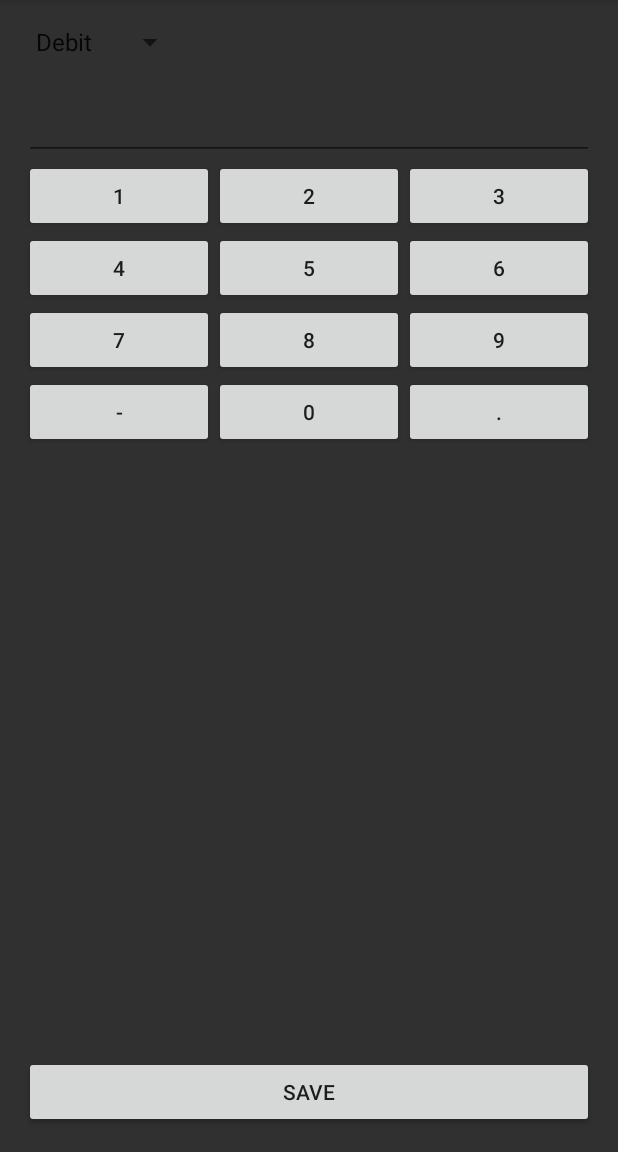
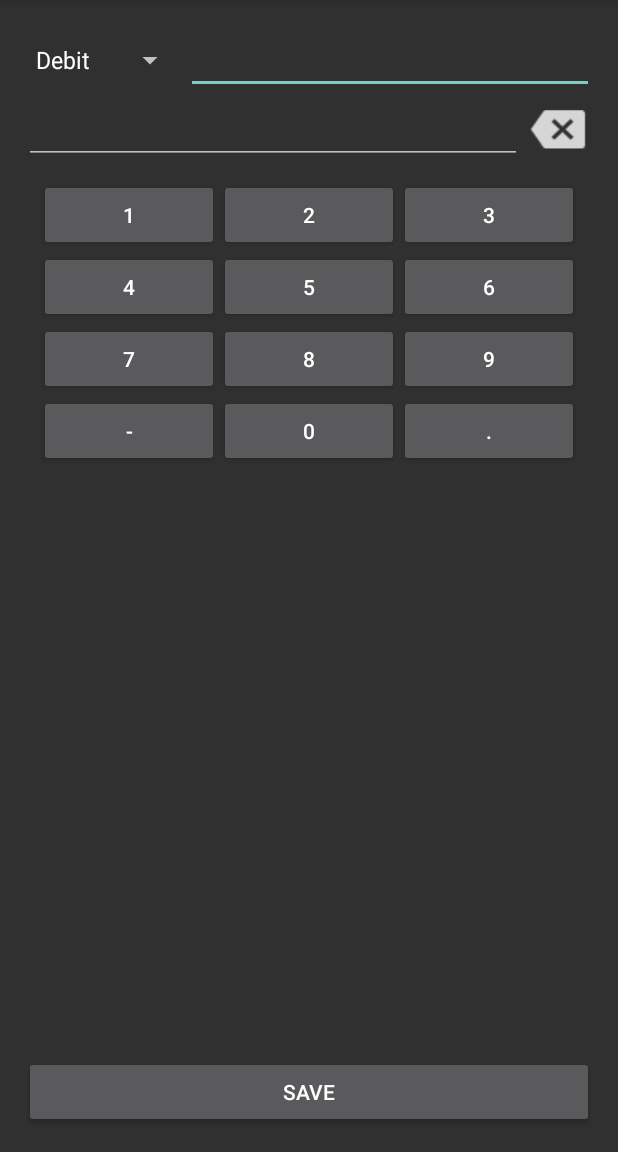
Before and after one commit to vishwasmdamle/QuickNote, an Android app: the screen it shows after launch (Exp), after a tap on "SAVE", on a phone screen of 412 x 824 dp, the part 84-1236 px from its top. Run offline under Robolectric (Android 15) with nearby library versions, the phone set to English and light mode, and no system bars.

Commit message:
QuickNote : Added models, service and repository to store entry in SQL databae. Styling of UI, input validations.

```diff
--- a/app/build.gradle
+++ b/app/build.gradle
@@ -23,4 +23,5 @@ dependencies {
     compile fileTree(dir: 'libs', include: ['*.jar'])
     compile 'com.android.support:appcompat-v7:22.0.0'
     compile 'com.android.support:gridlayout-v7:22.0.0'
+    compile 'joda-time:joda-time:2.2'
 }
--- a/app/src/main/java/com/example/vishwasdamle/quicknote/activities/Exp.java
+++ b/app/src/main/java/com/example/vishwasdamle/quicknote/activities/Exp.java
@@ -1,5 +1,6 @@
 package com.example.vishwasdamle.quickNote.activities;
 
+import android.content.res.ColorStateList;
 import android.support.v7.app.ActionBarActivity;
 import android.os.Bundle;
 import android.view.Menu;
@@ -12,21 +13,34 @@ import android.widget.EditText;
 import android.widget.GridView;
 import android.widget.MultiAutoCompleteTextView;
 import android.widget.Spinner;
+import android.widget.TextView;
+import android.widget.Toast;
 
 import com.example.vishwasdamle.quickNote.adaptors.ButtonAdaptor;
 import com.example.vishwasdamle.quickNote.R;
+import com.example.vishwasdamle.quickNote.model.ExpenseEntry;
+import com.example.vishwasdamle.quickNote.model.ExpenseType;
+import com.example.vishwasdamle.quickNote.service.ExpenseService;
+
+import java.util.ArrayList;
 
 import static android.widget.AdapterView.*;
 
 
-public class
-        Exp extends ActionBarActivity {
+public class Exp extends ActionBarActivity {
+
+    public static final String REGEX_DOUBLE = "[-+]?[0-9]*\\.?[0-9]+";
+    ExpenseService expenseService;
+
+    public Exp() {
+        this.expenseService = new ExpenseService(this);
+    }
 
     @Override
     protected void onCreate(Bundle savedInstanceState) {
         super.onCreate(savedInstanceState);
         setContentView(R.layout.activity_exp);
-        Spinner spinner = (Spinner) findViewById(R.id.transactionType);
+        Spinner spinner = (Spinner) findViewById(R.id.expenseType);
         GridView gridView = (GridView) findViewById(R.id.numPad);
         MultiAutoCompleteTextView description = (MultiAutoCompleteTextView) findViewById(R.id.description);
         initSpinner(spinner);
@@ -42,14 +56,14 @@ public class
             @Override
             public void onItemClick(AdapterView<?> adapterView, View view, int i, long l) {
                 EditText amount = (EditText) findViewById(R.id.amount);
-                amount.setText(amount.getText().toString() + ((Button)view.findViewById(R.id.numPadKey)).getText());
+                amount.setText(amount.getText().toString() + ((Button) view.findViewById(R.id.numPadKey)).getText());
             }
         };
         gridView.setOnItemClickListener(numPadListener);
     }
 
     private void setupAutoCompleteSuggestions(final MultiAutoCompleteTextView description) {
-        String[] descriptions = new String[] {"sample1", "sample2", "example1", "example2"};
+        String[] descriptions = new String[]{"sample1", "sample2", "example1", "example2"};
         ArrayAdapter<String> descriptionAdapter = new ArrayAdapter<>(this,
                 android.R.layout.simple_list_item_1, descriptions);
         description.setAdapter(descriptionAdapter);
@@ -64,10 +78,12 @@ public class
     }
 
     private void initSpinner(Spinner spinner) {
-        String[] SpinnerOptions = new String[] {"Debit", "Credit", "Revert"};
+        ArrayList<String> SpinnerOptions = ExpenseType.getStringValues(this);
         ArrayAdapter<String> adapter = new ArrayAdapter<>(this,
-                android.R.layout.simple_spinner_item, SpinnerOptions);
+                android.R.layout.simple_spinner_dropdown_item, SpinnerOptions);
         spinner.setAdapter(adapter);
+        String debitStringValue = getResources().getString(ExpenseType.DEBIT.getStringId());
+        spinner.setSelection(adapter.getPosition(debitStringValue), false);
     }
 
 
@@ -96,6 +112,46 @@ public class
     }
 
     public void save(View view) {
+        ExpenseEntry expenseEntry = generateExpenseEntry();
+        if(expenseEntry == null) {
+            return;
+        }
+        expenseService.save(expenseEntry);
+        ArrayList<ExpenseEntry> expenseEntryArrayList = expenseService.listAll();
+        for(ExpenseEntry expense : expenseEntryArrayList) {
+            System.out.println("expense = " + expense);
+            System.out.println("expense.getPrintable() = " + expense.getPrintable());
+        }
+    }
 
+    private ExpenseEntry generateExpenseEntry() {
+        Spinner expenseType = (Spinner) findViewById(R.id.expenseType);
+        TextView descriptionTextView = (TextView) findViewById(R.id.description);
+        TextView amountTextView = (TextView) findViewById(R.id.amount);
+        Toast toast = Toast.makeText(this, getString(R.string.fieldErrorMessage), Toast.LENGTH_LONG);
+
+        ExpenseType selectedType = ExpenseType.values()[expenseType.getSelectedItemPosition()];
+        String amountString = String.valueOf(amountTextView.getText());
+        Double amount;
+        if(amountString.matches(REGEX_DOUBLE)) {
+            amount = Double.parseDouble(amountString);
+        } else {
+            toast.show();
+            return null;
+        }
+        String description = String.valueOf(descriptionTextView.getText());
+        if(!description.isEmpty()) {
+            description = description.replaceAll("\\s*,\\s*$", "");
+        } else {
+            toast.show();
+            return null;
+        }
+        return new ExpenseEntry(selectedType, amount, description);
+    }
+
+    public void backspace(View view) {
+        EditText amount = (EditText) findViewById(R.id.amount);
+        String text = String.valueOf(amount.getText());
+        if(text.length() > 0) amount.setText(text.substring(0, text.length() - 1));
     }
 }
--- /dev/null
+++ b/app/src/main/java/com/example/vishwasdamle/quicknote/model/ExpenseType.java
@@ -0,0 +1,32 @@
+package com.example.vishwasdamle.quickNote.model;
+
+import android.content.Context;
+
+import com.example.vishwasdamle.quickNote.R;
+
+import java.util.ArrayList;
+
+/**
+ * Created by vishwasdamle on 03/04/15.
+ */
+public enum ExpenseType {
+    CREDIT(R.string.Credit), DEBIT(R.string.Debit), REVERT(R.string.Revert);
+
+    int stringId;
+
+    ExpenseType(int id) {
+        this.stringId = id;
+    }
+
+    public int getStringId() {
+        return stringId;
+    }
+
+    static public ArrayList<String> getStringValues(Context context) {
+        ArrayList<String> stringValues = new ArrayList<>();
+        for (ExpenseType value : ExpenseType.values()) {
+            stringValues.add(context.getResources().getString(value.stringId));
+        }
+        return stringValues;
+    }
+}
--- /dev/null
+++ b/app/src/main/java/com/example/vishwasdamle/quicknote/repository/ExpenseEntryMapper.java
@@ -0,0 +1,73 @@
+package com.example.vishwasdamle.quickNote.repository;
+
+import android.content.ContentValues;
+import android.content.Context;
+import android.database.Cursor;
+import android.database.sqlite.SQLiteDatabase;
+import android.database.sqlite.SQLiteOpenHelper;
+
+import com.example.vishwasdamle.quickNote.model.ExpenseEntry;
+import com.example.vishwasdamle.quickNote.model.ExpenseType;
+
+import org.joda.time.DateTime;
+
+import java.util.ArrayList;
+
+/**
+ * Created by vishwasdamle on 03/04/15.
+ */
+public class ExpenseEntryMapper extends SQLiteOpenHelper {
+    private static final String TABLE_NAME = "ExpenseTable";
+    private static final String TIMESTAMP = "timestamp";
+    private static final String EXPENSE_TYPE = "type";
+    private static final String AMOUNT = "amount";
+    private static final String DESCRIPTION = "description";
+    private static final String DB_NAME = "QuickNote";
+
+    public ExpenseEntryMapper(Context context) {
+        super(context, DB_NAME, null, 1);
+    }
+
+    @Override
+    public void onCreate(SQLiteDatabase sqLiteDatabase) {
+        sqLiteDatabase.execSQL("CREATE TABLE IF NOT EXISTS " + TABLE_NAME + "(" + TIMESTAMP + ", " + EXPENSE_TYPE + ", " + AMOUNT + ", " + DESCRIPTION + ")");
+    }
+
+    @Override
+    public void onUpgrade(SQLiteDatabase sqLiteDatabase, int i, int i2) {
+    }
+
+    public boolean insert(ExpenseEntry expenseEntry) {
+        SQLiteDatabase sqLiteDatabase = getWritableDatabase();
+        ContentValues contentValues = new ContentValues();
+
+        contentValues.put(TIMESTAMP, String.valueOf(expenseEntry.getTimeStamp()));
+        contentValues.put(EXPENSE_TYPE, String.valueOf(expenseEntry.getExpenseType()));
+        contentValues.put(AMOUNT, expenseEntry.getAmount());
+        contentValues.put(DESCRIPTION, expenseEntry.getDescription());
+        return sqLiteDatabase.insert(TABLE_NAME, null, contentValues) != -1;
+
+    }
+
+    public ArrayList<ExpenseEntry> listAll() {
+        SQLiteDatabase sqLiteDatabase = getReadableDatabase();
+        Cursor cursor = sqLiteDatabase.rawQuery("SELECT * FROM " + TABLE_NAME, null);
+        ArrayList<ExpenseEntry> expenseEntryArrayList = new ArrayList<>();
+
+        cursor.moveToFirst();
+        while (!cursor.isAfterLast()) {
+            expenseEntryArrayList.add(
+                    new ExpenseEntry(
+                            DateTime.parse(cursor.getString(cursor.getColumnIndex(TIMESTAMP))),
+                            ExpenseType.valueOf(
+                                    cursor.getString(cursor.getColumnIndex(EXPENSE_TYPE))
+                            ),
+                            cursor.getDouble(cursor.getColumnIndex(AMOUNT)),
+                            cursor.getString(cursor.getColumnIndex(DESCRIPTION))
+                    )
+            );
+            cursor.moveToNext();
+        }
+        return expenseEntryArrayList;
+    }
+}
--- /dev/null
+++ b/app/src/main/java/com/example/vishwasdamle/quicknote/service/ExpenseService.java
@@ -0,0 +1,29 @@
+package com.example.vishwasdamle.quickNote.service;
+
+import android.content.Context;
+
+import com.example.vishwasdamle.quickNote.model.ExpenseEntry;
+import com.example.vishwasdamle.quickNote.repository.ExpenseEntryMapper;
+
+import java.util.ArrayList;
+
+/**
+ * Created by vishwasdamle on 03/04/15.
+ */
+public class ExpenseService {
+    ExpenseEntryMapper expenseEntryMapper;
+    Context context;
+
+    public ExpenseService(Context context) {
+        this.context = context;
+        expenseEntryMapper = new ExpenseEntryMapper(context);
+    }
+
+    public boolean save(ExpenseEntry expenseEntry) {
+        return expenseEntryMapper.insert(expenseEntry);
+    }
+
+    public ArrayList<ExpenseEntry> listAll() {
+        return expenseEntryMapper.listAll();
+    }
+}
--- a/app/src/main/res/layout/activity_exp.xml
+++ b/app/src/main/res/layout/activity_exp.xml
@@ -6,7 +6,8 @@
     android:paddingRight="@dimen/activity_horizontal_margin"
     android:paddingTop="@dimen/activity_vertical_margin"
     android:paddingBottom="@dimen/activity_vertical_margin"
-    android:background="@color/background_material_dark" tools:context=".Exp"
+    android:background="@color/background_material_dark"
+    tools:context=".Exp"
     android:outlineProvider="background"
     android:orientation="vertical"
     android:weightSum="1">
@@ -20,13 +21,16 @@
         <Spinner
             android:layout_width="108dp"
             android:layout_height="wrap_content"
-            android:id="@+id/transactionType" />
+            android:id="@+id/expenseType" />
 
         <MultiAutoCompleteTextView
-            android:layout_width="0dp"
+            android:layout_width="wrap_content"
             android:layout_height="wrap_content"
             android:id="@+id/description"
-            android:layout_weight="1" />
+            android:layout_centerVertical="true"
+            android:layout_toRightOf="@+id/expenseType"
+            android:layout_alignParentRight="true"
+            android:layout_alignParentEnd="true" />
 
     </RelativeLayout>
 
@@ -49,7 +53,11 @@
             android:layout_gravity="center_horizontal"
             android:inputType="text"
             android:focusable="false"
-            />
+            android:layout_toLeftOf="@+id/backspace"
+            android:layout_toStartOf="@+id/backspace"
+            android:textAlignment="gravity"
+            android:gravity="right" />
+
 
         <GridView
             android:layout_width="match_parent"
@@ -61,9 +69,23 @@
             android:layout_alignParentStart="false"
             android:fastScrollAlwaysVisible="false"
             android:layout_alignParentEnd="true"
-            android:layout_below="@+id/amount"
+            android:layout_below="@+id/backspace"
             android:layout_alignParentBottom="true"
-            android:gravity="center_vertical" />
+            android:gravity="center_vertical"
+            android:padding="10dp" />
+
+        <Button
+            style="?android:attr/buttonStyleSmall"
+            android:layout_width="wrap_content"
+            android:layout_height="wrap_content"
+            android:id="@+id/backspace"
+            android:layout_alignParentRight="true"
+            android:layout_alignParentEnd="true"
+            android:background="@drawable/backspace"
+            android:singleLine="true"
+            android:layout_alignBottom="@+id/amount"
+            android:layout_alignParentTop="true"
+            android:onClick="backspace" />
 
     </RelativeLayout>
 
--- a/app/src/main/res/values/strings.xml
+++ b/app/src/main/res/values/strings.xml
@@ -13,12 +13,13 @@
     <string name="number9">9</string>
     <string name="number0">0</string>
 
-    <string name="debit">Debit</string>
+    <string name="Debit">Debit</string>
     <string name="Credit">Credit</string>
     <string name="Revert">Revert</string>
     <string name="title_activity_num_pad_button">NumPadButton</string>
     <string name="numberNegative">-</string>
     <string name="numberFloatingPoint">.</string>
     <string name="Save">Save</string>
+    <string name="fieldErrorMessage">Please Enter Correct Fields!</string>
 
 </resources>
--- a/app/src/main/res/values/styles.xml
+++ b/app/src/main/res/values/styles.xml
@@ -1,7 +1,7 @@
 <resources>
 
     <!-- Base application theme. -->
-    <style name="AppTheme" parent="Theme.AppCompat.Light.DarkActionBar">
+    <style name="AppTheme" parent="Theme.AppCompat">
         <!-- Customize your theme here. -->
     </style>
 
```
Also changed, not shown: app/src/main/java/com/example/vishwasdamle/quicknote/model/ExpenseEntry.java (added, +52 -0 lines), app/src/main/backspace-web.png (added), app/src/main/res/drawable-hdpi/backspace.png (added), app/src/main/res/drawable-mdpi/backspace.png (added), app/src/main/res/drawable-xhdpi/backspace.png (added), app/src/main/res/drawable-xxhdpi/backspace.png (added), 2 other files.
